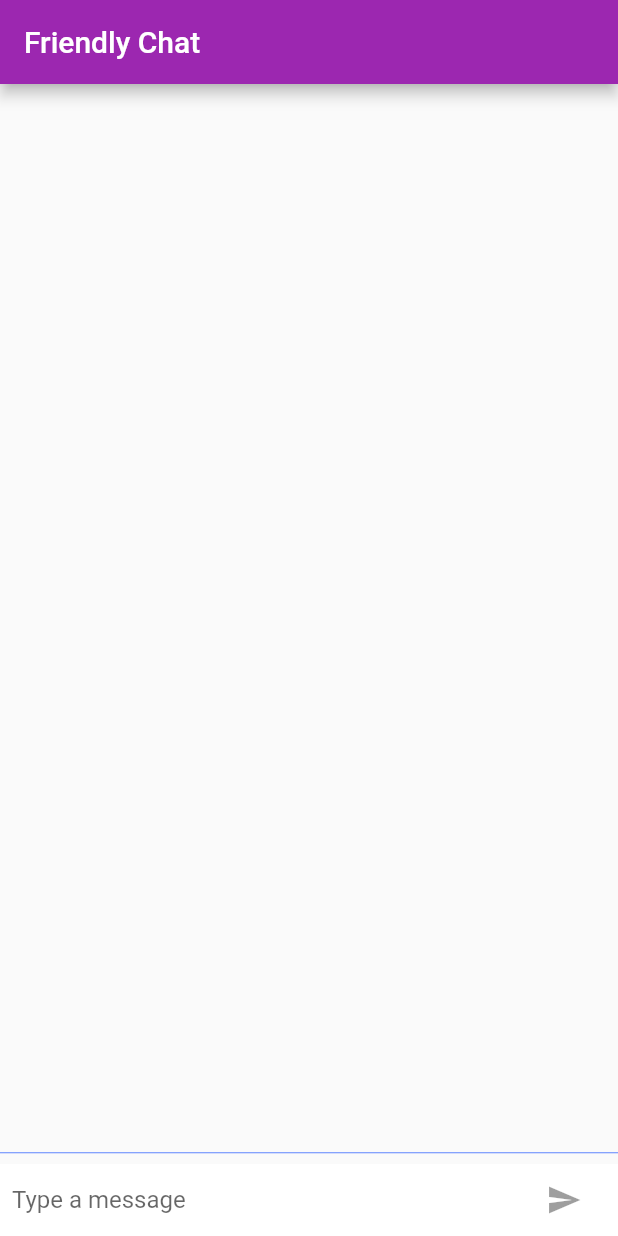
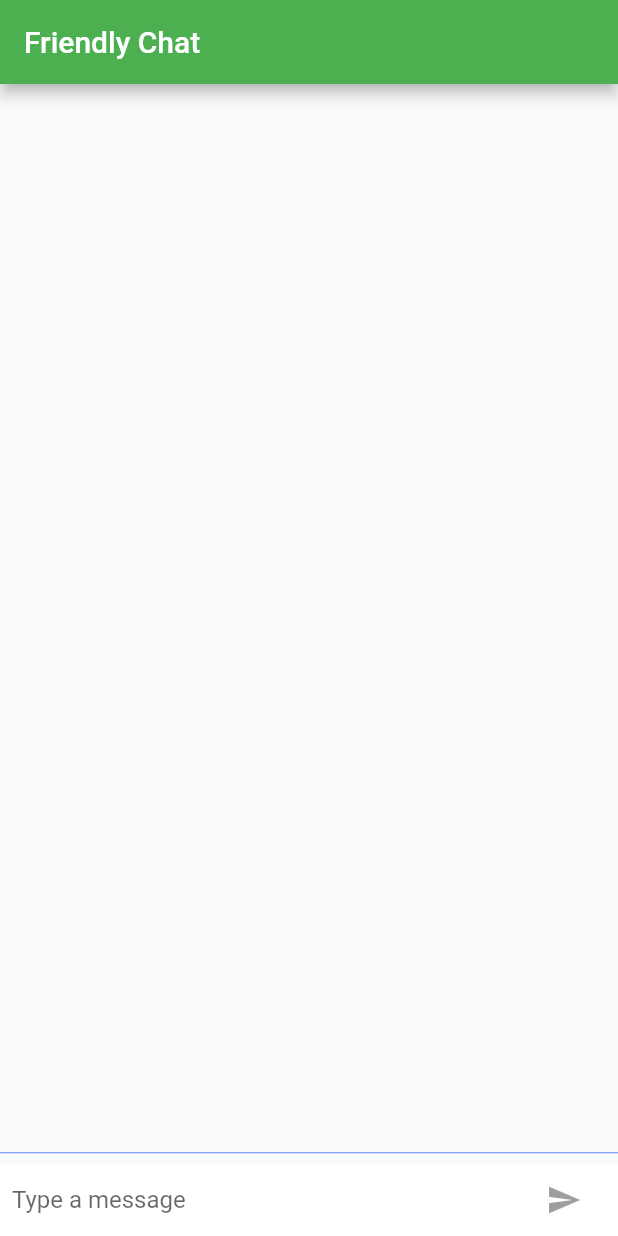
Before and after one commit to jmlatham/friendly_chat, a Flutter app: the screen it shows after launch, on a phone screen of 412 x 824 dp. Run offline on Flutter 3.47's test engine with Material 2 defaults, Android fonts, the phone set to English and light mode, and no system bars.

Commit message:
Changed colors.

```diff
--- a/lib/main.dart
+++ b/lib/main.dart
@@ -8,14 +8,14 @@ void main() {
 }
 
 final ThemeData kIOSTheme = ThemeData(
-  primarySwatch: Colors.orange,
+  primarySwatch: Colors.green,
   primaryColor: Colors.grey[100],
   primaryColorBrightness: Brightness.light,
 );
 
 final ThemeData kDefaultTheme = ThemeData(
-  colorScheme: ColorScheme.fromSwatch(primarySwatch: Colors.purple)
-      .copyWith(secondary: Colors.orangeAccent[400]),
+  colorScheme: ColorScheme.fromSwatch(primarySwatch: Colors.green)
+      .copyWith(secondary: Colors.blueGrey[400]),
 );
 
 String _name = 'Cool Cat';
```
